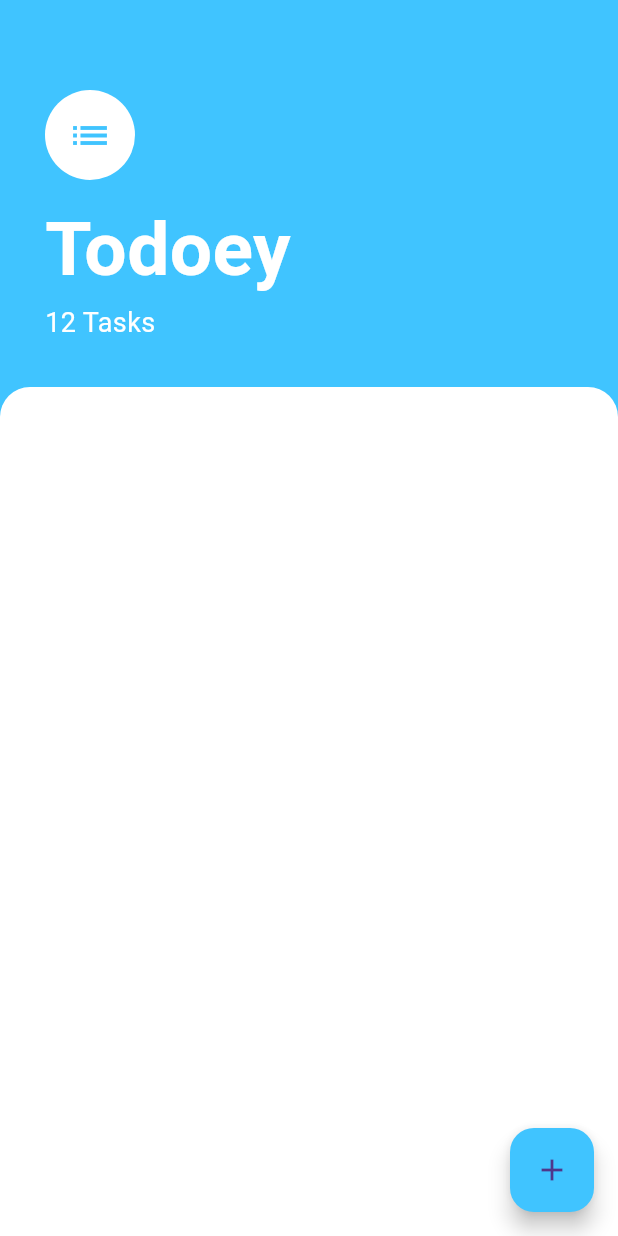
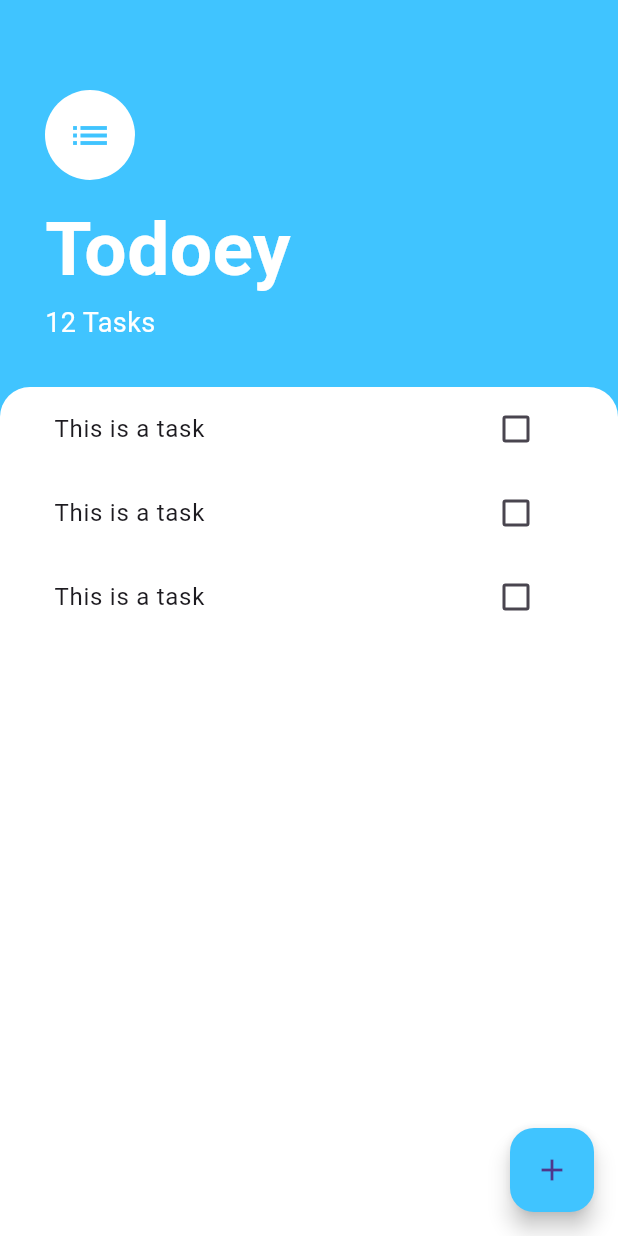
Before and after one commit to MansySoroush/Flutter_ToDoList_App, a Flutter app: the screen it shows after launch, on a phone screen of 412 x 824 dp. Run offline on Flutter 3.47's test engine with Material 3 defaults, Android fonts, the phone set to English and light mode, and no system bars.

Commit message:
Showing Tasks by Using ListView Widget with TaskTile: Text & CheckBox

```diff
--- a/lib/screens/tasks_screen.dart
+++ b/lib/screens/tasks_screen.dart
@@ -1,4 +1,5 @@
 import 'package:flutter/material.dart';
+import 'package:todoey/widgets/tasks_list.dart';
 
 class TasksScreen extends StatelessWidget {
   const TasksScreen({super.key});
@@ -9,7 +10,7 @@ class TasksScreen extends StatelessWidget {
       backgroundColor: Colors.lightBlueAccent,
       floatingActionButton: FloatingActionButton(
           backgroundColor: Colors.lightBlueAccent,
-          child: Icon(Icons.add),
+          child: const Icon(Icons.add),
           onPressed: () {}),
       body: Column(
         crossAxisAlignment: CrossAxisAlignment.start,
@@ -60,6 +61,7 @@ class TasksScreen extends StatelessWidget {
                   topRight: Radius.circular(20.0),
                 ),
               ),
+              child: const TasksList(),
             ),
           ),
         ],
--- /dev/null
+++ b/lib/widgets/task_tile.dart
@@ -0,0 +1,19 @@
+import 'package:flutter/material.dart';
+
+class TaskTile extends StatelessWidget {
+  const TaskTile({super.key});
+
+  @override
+  Widget build(BuildContext context) {
+    return ListTile(
+      title: const Text(
+        'This is a task',
+      ),
+      trailing: Checkbox(
+        activeColor: Colors.lightBlueAccent,
+        value: false,
+        onChanged: (checkboxState) {},
+      ),
+    );
+  }
+}
--- /dev/null
+++ b/lib/widgets/tasks_list.dart
@@ -0,0 +1,17 @@
+import 'package:flutter/material.dart';
+import 'package:todoey/widgets/task_tile.dart';
+
+class TasksList extends StatelessWidget {
+  const TasksList({super.key});
+
+  @override
+  Widget build(BuildContext context) {
+    return ListView(
+      children: const <Widget>[
+        TaskTile(),
+        TaskTile(),
+        TaskTile(),
+      ],
+    );
+  }
+}
```
